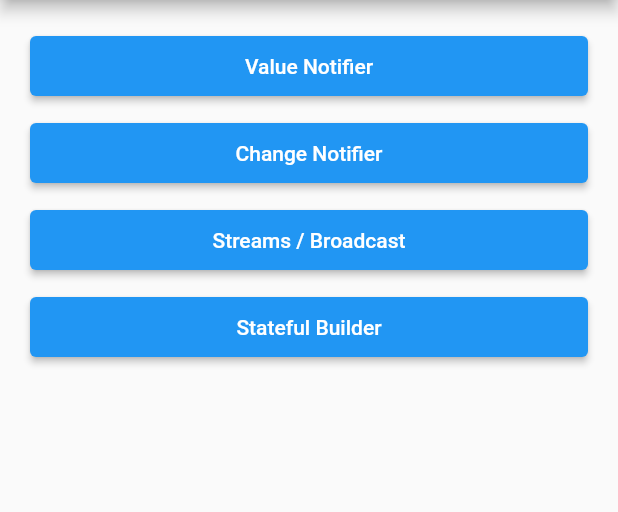
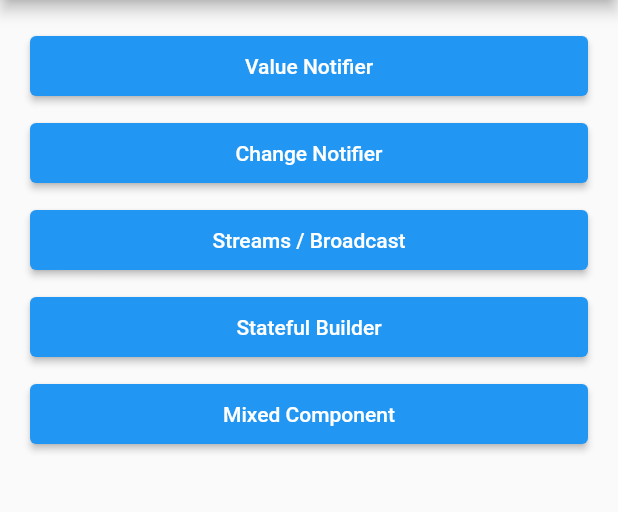
Before and after one commit to carllosnc/flutter_lab, a Flutter app: the screen it shows after launch, on a phone screen of 412 x 824 dp, the part 84-596 px from its top. Run offline on Flutter 3.47's test engine with Material 2 defaults, Android fonts, the phone set to English and light mode, and no system bars; our stand-ins replace go_router.

Commit message:
new examples

```diff
--- a/lib/home.page.dart
+++ b/lib/home.page.dart
@@ -55,6 +55,17 @@ class HomePage extends StatelessWidget {
                 child: Center(child: Text('Stateful Builder')),
               ),
             ),
+            const SizedBox(height: 10),
+            ElevatedButton(
+              onPressed: () {
+                context.go('/mixed_component');
+              },
+              child: const SizedBox(
+                height: 40,
+                width: double.infinity,
+                child: Center(child: Text('Mixed Component')),
+              ),
+            ),
           ],
         ),
       ),
--- a/lib/modules/change_notifier/change_notifier.page.dart
+++ b/lib/modules/change_notifier/change_notifier_page.dart
@@ -1,6 +1,6 @@
 import 'package:flutter/material.dart';
-import 'decrement.component.dart';
-import 'increment.component.dart';
+import 'decrement_component.dart';
+import 'increment_component.dart';
 
 class ChangeNotifierPage extends StatelessWidget {
   const ChangeNotifierPage({super.key});
--- a/lib/routing/router.dart
+++ b/lib/routing/router.dart
@@ -1,7 +1,8 @@
 import '/modules/stateful_builder/stateful_builder.page.dart';
-import '/modules/change_notifier/change_notifier.page.dart';
-import '/modules/value_notifier/value_notifier.page.dart';
-import '/modules/stream/stream.page.dart';
+import '/modules/change_notifier/change_notifier_page.dart';
+import '/modules/value_notifier/value_notifier_page.dart';
+import '/modules/stream/stream_page.dart';
+import '../modules/mixed_component/mixed_page.dart';
 
 import '/home.page.dart';
 import 'package:go_router/go_router.dart';
@@ -31,6 +32,11 @@ final router = GoRouter(routes: [
         name: 'stateful builder',
         builder: (context, state) => const StatefulBuilderPage(),
       ),
+      GoRoute(
+        path: 'mixed_component',
+        name: 'mixed component',
+        builder: (context, state) => const MixedPage(),
+      ),
     ],
   )
 ]);
```
Also changed, not shown: lib/modules/mixed_component/counter.dart (added, +28 -0 lines), lib/modules/mixed_component/counter_decrement.dart (added, +15 -0 lines), lib/modules/mixed_component/counter_increment.dart (added, +16 -0 lines), lib/modules/mixed_component/counter_state.dart (added, +18 -0 lines), lib/modules/mixed_component/mixed_page.dart (added, +26 -0 lines), lib/modules/stream/stream_page.dart (renamed from lib/modules/value_notifier/value_notifier.page.dart, +7 -7 lines), lib/modules/value_notifier/value_notifier_page.dart (renamed from lib/modules/stream/stream.page.dart, +7 -7 lines), lib/modules/change_notifier/decrement_component.dart (renamed from lib/modules/change_notifier/decrement.component.dart), lib/modules/change_notifier/increment_component.dart (renamed from lib/modules/change_notifier/increment.component.dart), lib/modules/stream/decrement_component.dart (renamed from lib/modules/stream/decrement.component.dart), lib/modules/stream/increment_component.dart (renamed from lib/modules/stream/increment.component.dart), lib/modules/value_notifier/decrement_component.dart (renamed from lib/modules/value_notifier/decrement.component.dart), lib/modules/value_notifier/increment_component.dart (renamed from lib/modules/value_notifier/increment.component.dart).
